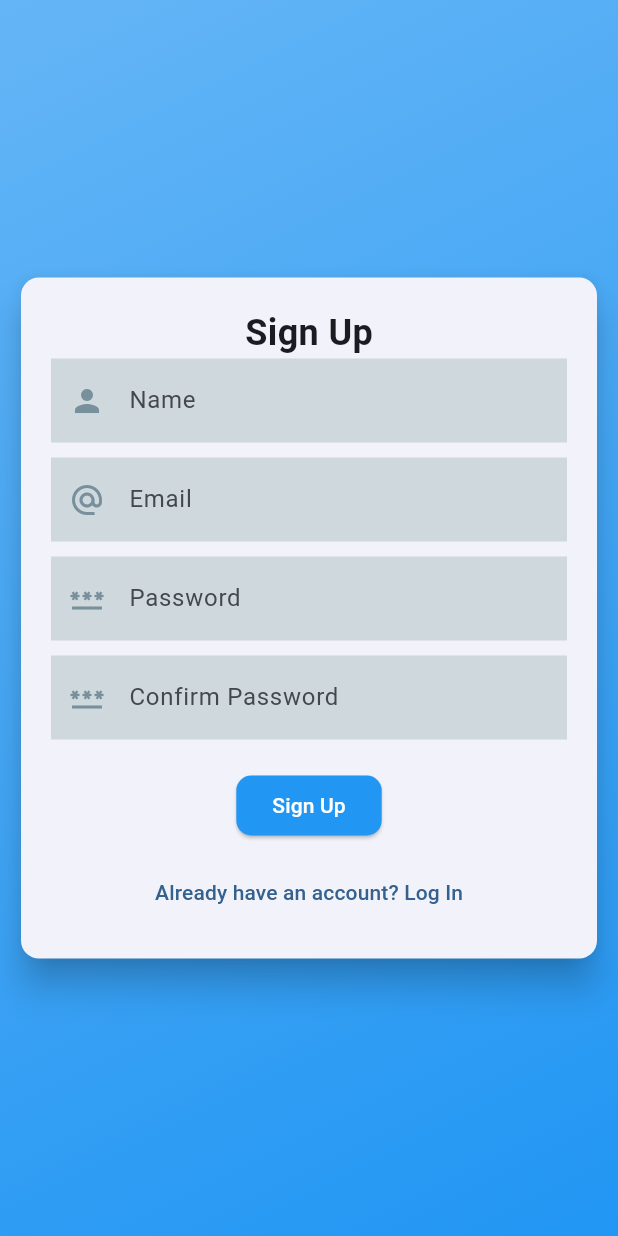
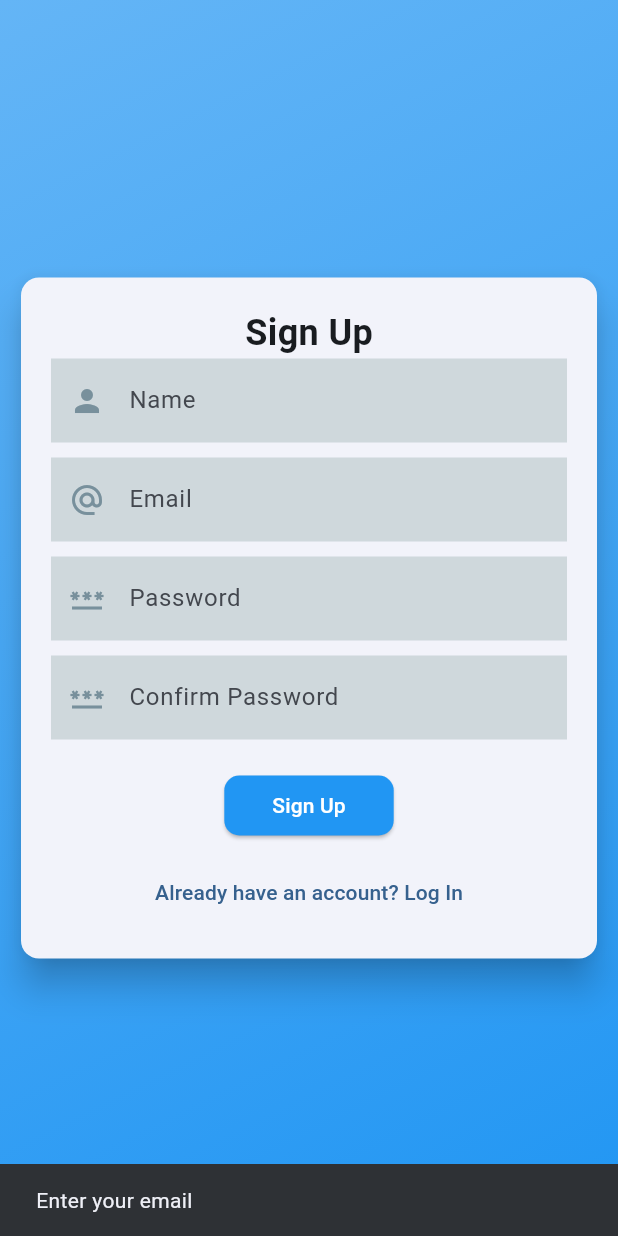
Before and after one commit to mjk22071998/todo_supabase, a Flutter app: the SignUpPage screen opened directly, after a tap on "Sign Up", on a phone screen of 412 x 824 dp. Run offline on Flutter 3.47's test engine with Material 3 defaults, Android fonts, the phone set to English and light mode, and no system bars; our stand-ins replace email_validator, fluttertoast, supabase_flutter; accounts and stored records are empty.

Commit message:
user signup complete

```diff
--- a/lib/layouts/signup.dart
+++ b/lib/layouts/signup.dart
@@ -1,8 +1,23 @@
+import 'package:email_validator/email_validator.dart';
 import 'package:flutter/material.dart';
+import 'package:fluttertoast/fluttertoast.dart';
+import 'package:supabase_flutter/supabase_flutter.dart';
+import 'package:todo_supabase/models/users.dart';
 import 'package:todo_supabase/widgets/textfields.dart';
 
-class SignUpPage extends StatelessWidget {
+class SignUpPage extends StatefulWidget {
   const SignUpPage({super.key});
+
+  @override
+  State<SignUpPage> createState() => _SignUpPageState();
+}
+
+class _SignUpPageState extends State<SignUpPage> {
+  SupabaseClient supabase = Supabase.instance.client;
+  final TextEditingController nameController = TextEditingController();
+  final TextEditingController passwordController = TextEditingController();
+  final TextEditingController emailController = TextEditingController();
+  final TextEditingController cpasswordController = TextEditingController();
 
   @override
   Widget build(BuildContext context) {
@@ -38,46 +53,61 @@ class SignUpPage extends StatelessWidget {
                     ),
 
                     // Name input field
-                    const MyTextField(
+                    MyTextField(
                       label: "Name",
                       obscureText: false,
                       inputType: TextInputType.name,
                       icon: Icons.person,
+                      controller: nameController,
                     ),
                     const SizedBox(height: 10),
 
                     // Email input field
-                    const MyTextField(
+                    MyTextField(
                       label: "Email",
                       obscureText: false,
                       inputType: TextInputType.emailAddress,
                       icon: Icons.alternate_email,
+                      controller: emailController,
                     ),
                     const SizedBox(height: 10),
 
                     // Password input field
-                    const MyTextField(
+                    MyTextField(
                       label: "Password",
                       obscureText: true,
                       inputType: TextInputType.text,
                       icon: Icons.password,
+                      controller: passwordController,
                     ),
                     const SizedBox(height: 10),
 
                     // Confirm password input field
-                    const MyTextField(
+                    MyTextField(
                       label: "Confirm Password",
                       obscureText: true,
                       inputType: TextInputType.text,
                       icon: Icons.password,
+                      controller: cpasswordController,
                     ),
 
                     // Sign Up button
                     const SizedBox(height: 20),
                     ElevatedButton(
-                      onPressed: () {
-                        // Sign up logic goes here
-                        print('Sign Up button clicked!');
+                      onPressed: () async {
+                        if (validate(context)) {
+                          bool signedup = await signUpUser(
+                              emailController.text.trim(),
+                              passwordController.text.trim());
+                          if (signedup) {
+                            Users user = Users(
+                              name: nameController.text,
+                              email: emailController.text,
+                            );
+                            supabase.from("users").insert(user.toMap());
+                            Navigator.pop(context);
+                          }
+                        }
                       },
                       style: ElevatedButton.styleFrom(
                         backgroundColor: Colors.blue[500],
@@ -86,7 +116,10 @@ class SignUpPage extends StatelessWidget {
                           borderRadius: BorderRadius.circular(10),
                         ),
                       ),
-                      child: const Text('Sign Up'),
+                      child: const Padding(
+                        padding: EdgeInsets.all(8.0),
+                        child: Text('Sign Up'),
+                      ),
                     ),
                     const SizedBox(
                       height: 10,
@@ -108,4 +141,52 @@ class SignUpPage extends StatelessWidget {
       ),
     );
   }
+
+  bool validate(BuildContext context) {
+    if (emailController.text.isEmpty ||
+        !EmailValidator.validate(emailController.text)) {
+      ScaffoldMessenger.of(context).showSnackBar(
+        const SnackBar(
+          content: Text("Enter your email"),
+        ),
+      );
+      return false;
+    } else if (nameController.text.isEmpty) {
+      ScaffoldMessenger.of(context).showSnackBar(
+        const SnackBar(
+          content: Text("Enter your name"),
+        ),
+      );
+      return false;
+    } else if (passwordController.text.isEmpty ||
+        passwordController.text.length < 8) {
+      ScaffoldMessenger.of(context).showSnackBar(
+        const SnackBar(
+          content: Text("Enter a strong password"),
+        ),
+      );
+      return false;
+    } else if (cpasswordController.text != passwordController.text) {
+      ScaffoldMessenger.of(context).showSnackBar(
+        const SnackBar(
+          content: Text("Passwords does not match"),
+        ),
+      );
+      return false;
+    } else {
+      return true;
+    }
+  }
+
+  Future<bool> signUpUser(String email, String password) async {
+    AuthResponse authResponse =
+        await supabase.auth.signUp(password: password, email: email);
+    if (authResponse.user != null) {
+      Fluttertoast.showToast(msg: "User Signed Up");
+      return true;
+    } else {
+      Fluttertoast.showToast(msg: "User Sign up failed");
+      return false;
+    }
+  }
 }
--- /dev/null
+++ b/lib/models/users.dart
@@ -0,0 +1,55 @@
+import 'dart:convert';
+
+class Users {
+  String name;
+  String email;
+  Users({
+    required this.name,
+    required this.email,
+  });
+
+  Users copyWith({
+    String? name,
+    String? email,
+  }) {
+    return Users(
+      name: name ?? this.name,
+      email: email ?? this.email,
+    );
+  }
+
+  Map<String, dynamic> toMap() {
+    final result = <String, dynamic>{};
+
+    result.addAll({'name': name});
+    result.addAll({'email': email});
+
+    return result;
+  }
+
+  factory Users.fromMap(Map<String, dynamic> map) {
+    return Users(
+      name: map['name'] ?? '',
+      email: map['email'] ?? '',
+    );
+  }
+
+  String toJson() => json.encode(toMap());
+
+  factory Users.fromJson(String source) => Users.fromMap(json.decode(source));
+
+  @override
+  String toString() => 'Users(name: $name, email: $email)';
+
+  @override
+  bool operator ==(Object other) {
+    if (identical(this, other)) return true;
+
+    return other is Users &&
+      other.name == name &&
+      other.email == email;
+  }
+
+  @override
+  int get hashCode => name.hashCode ^ email.hashCode;
+}
--- a/lib/widgets/textfields.dart
+++ b/lib/widgets/textfields.dart
@@ -5,13 +5,14 @@ class MyTextField extends StatelessWidget {
   final TextInputType inputType;
   final IconData icon;
   final String label;
+  final TextEditingController controller;
 
   const MyTextField({
     super.key,
     required this.label,
     required this.obscureText,
     required this.inputType,
-    required this.icon,
+    required this.icon, required this.controller,
   });
 
   @override
@@ -23,6 +24,7 @@ class MyTextField extends StatelessWidget {
       autofocus: false,
       keyboardType: inputType,
       textAlignVertical: TextAlignVertical.center,
+      controller: controller,
       decoration: InputDecoration(
         labelText: label,
         fillColor: Colors.blueGrey.shade100,
--- a/pubspec.yaml
+++ b/pubspec.yaml
@@ -35,6 +35,9 @@ dependencies:
   # The following adds the Cupertino Icons font to your application.
   # Use with the CupertinoIcons class for iOS style icons.
   cupertino_icons: ^1.0.8
+  supabase_flutter: ^2.6.0
+  email_validator: ^3.0.0
+  fluttertoast: ^8.2.8
 
 dev_dependencies:
   flutter_test:
```
Also changed, not shown: lib/layouts/login.dart (+16 -5 lines), lib/main.dart (+7 -1 lines), pubspec.lock, 5 other files.
